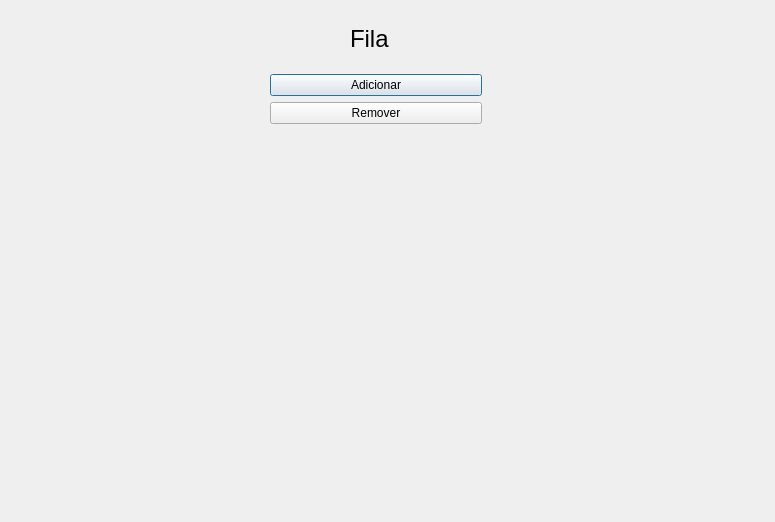
Old version of the form ProjetoMaritan/fila.ui in the repository matheuusc/ProjetoMaritan.
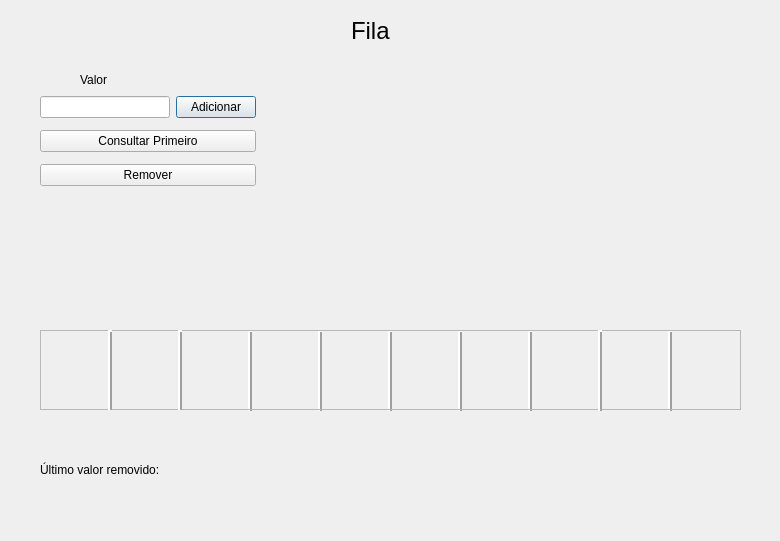
New version of the form.

Patch:
```diff
--- a/ProjetoMaritan/fila.ui
+++ b/ProjetoMaritan/fila.ui
@@ -6,52 +6,451 @@
    <rect>
     <x>0</x>
     <y>0</y>
-    <width>775</width>
-    <height>522</height>
+    <width>780</width>
+    <height>541</height>
    </rect>
   </property>
   <property name="windowTitle">
    <string>Dialog</string>
   </property>
-  <widget class="QWidget" name="gridLayoutWidget">
+  <widget class="Line" name="line_16">
    <property name="geometry">
     <rect>
-     <x>270</x>
-     <y>10</y>
-     <width>212</width>
-     <height>114</height>
+     <x>450</x>
+     <y>330</y>
+     <width>20</width>
+     <height>81</height>
     </rect>
    </property>
-   <layout class="QGridLayout" name="gridLayout">
-    <item row="2" column="0">
-     <widget class="QPushButton" name="pushButton">
+   <property name="frameShadow">
+    <enum>QFrame::Raised</enum>
+   </property>
+   <property name="lineWidth">
+    <number>2</number>
+   </property>
+   <property name="orientation">
+    <enum>Qt::Vertical</enum>
+   </property>
+  </widget>
+  <widget class="Line" name="line_7">
+   <property name="geometry">
+    <rect>
+     <x>660</x>
+     <y>330</y>
+     <width>20</width>
+     <height>81</height>
+    </rect>
+   </property>
+   <property name="frameShadow">
+    <enum>QFrame::Raised</enum>
+   </property>
+   <property name="lineWidth">
+    <number>2</number>
+   </property>
+   <property name="orientation">
+    <enum>Qt::Vertical</enum>
+   </property>
+  </widget>
+  <widget class="Line" name="line_14">
+   <property name="geometry">
+    <rect>
+     <x>310</x>
+     <y>330</y>
+     <width>20</width>
+     <height>81</height>
+    </rect>
+   </property>
+   <property name="frameShadow">
+    <enum>QFrame::Raised</enum>
+   </property>
+   <property name="lineWidth">
+    <number>2</number>
+   </property>
+   <property name="orientation">
+    <enum>Qt::Vertical</enum>
+   </property>
+  </widget>
+  <widget class="Line" name="line_15">
+   <property name="geometry">
+    <rect>
+     <x>240</x>
+     <y>330</y>
+     <width>20</width>
+     <height>81</height>
+    </rect>
+   </property>
+   <property name="frameShadow">
+    <enum>QFrame::Raised</enum>
+   </property>
+   <property name="lineWidth">
+    <number>2</number>
+   </property>
+   <property name="orientation">
+    <enum>Qt::Vertical</enum>
+   </property>
+  </widget>
+  <widget class="Line" name="line_19">
+   <property name="geometry">
+    <rect>
+     <x>520</x>
+     <y>330</y>
+     <width>20</width>
+     <height>81</height>
+    </rect>
+   </property>
+   <property name="frameShadow">
+    <enum>QFrame::Raised</enum>
+   </property>
+   <property name="lineWidth">
+    <number>2</number>
+   </property>
+   <property name="orientation">
+    <enum>Qt::Vertical</enum>
+   </property>
+  </widget>
+  <widget class="Line" name="line_17">
+   <property name="geometry">
+    <rect>
+     <x>380</x>
+     <y>330</y>
+     <width>20</width>
+     <height>81</height>
+    </rect>
+   </property>
+   <property name="frameShadow">
+    <enum>QFrame::Raised</enum>
+   </property>
+   <property name="lineWidth">
+    <number>2</number>
+   </property>
+   <property name="orientation">
+    <enum>Qt::Vertical</enum>
+   </property>
+  </widget>
+  <widget class="QFrame" name="frame">
+   <property name="geometry">
+    <rect>
+     <x>40</x>
+     <y>330</y>
+     <width>701</width>
+     <height>80</height>
+    </rect>
+   </property>
+   <property name="frameShape">
+    <enum>QFrame::StyledPanel</enum>
+   </property>
+   <property name="frameShadow">
+    <enum>QFrame::Raised</enum>
+   </property>
+   <widget class="Line" name="line_4">
+    <property name="geometry">
+     <rect>
+      <x>60</x>
+      <y>0</y>
+      <width>20</width>
+      <height>81</height>
+     </rect>
+    </property>
+    <property name="frameShadow">
+     <enum>QFrame::Raised</enum>
+    </property>
+    <property name="lineWidth">
+     <number>2</number>
+    </property>
+    <property name="orientation">
+     <enum>Qt::Vertical</enum>
+    </property>
+   </widget>
+   <widget class="Line" name="line_5">
+    <property name="geometry">
+     <rect>
+      <x>130</x>
+      <y>0</y>
+      <width>20</width>
+      <height>81</height>
+     </rect>
+    </property>
+    <property name="frameShadow">
+     <enum>QFrame::Raised</enum>
+    </property>
+    <property name="lineWidth">
+     <number>2</number>
+    </property>
+    <property name="orientation">
+     <enum>Qt::Vertical</enum>
+    </property>
+   </widget>
+   <widget class="QLabel" name="lbl_pos1">
+    <property name="geometry">
+     <rect>
+      <x>4</x>
+      <y>31</y>
+      <width>63</width>
+      <height>20</height>
+     </rect>
+    </property>
+    <property name="text">
+     <string/>
+    </property>
+   </widget>
+   <widget class="QLabel" name="lbl_pos2">
+    <property name="geometry">
+     <rect>
+      <x>75</x>
+      <y>31</y>
+      <width>63</width>
+      <height>20</height>
+     </rect>
+    </property>
+    <property name="text">
+     <string/>
+    </property>
+   </widget>
+   <widget class="QLabel" name="lbl_pos3">
+    <property name="geometry">
+     <rect>
+      <x>143</x>
+      <y>30</y>
+      <width>63</width>
+      <height>20</height>
+     </rect>
+    </property>
+    <property name="text">
+     <string/>
+    </property>
+   </widget>
+   <widget class="QLabel" name="lbl_pos4">
+    <property name="geometry">
+     <rect>
+      <x>216</x>
+      <y>32</y>
+      <width>63</width>
+      <height>20</height>
+     </rect>
+    </property>
+    <property name="text">
+     <string/>
+    </property>
+   </widget>
+   <widget class="QLabel" name="lbl_pos5">
+    <property name="geometry">
+     <rect>
+      <x>285</x>
+      <y>31</y>
+      <width>63</width>
+      <height>20</height>
+     </rect>
+    </property>
+    <property name="text">
+     <string/>
+    </property>
+   </widget>
+   <widget class="QLabel" name="lbl_pos6">
+    <property name="geometry">
+     <rect>
+      <x>355</x>
+      <y>31</y>
+      <width>63</width>
+      <height>20</height>
+     </rect>
+    </property>
+    <property name="text">
+     <string/>
+    </property>
+   </widget>
+   <widget class="QLabel" name="lbl_pos7">
+    <property name="geometry">
+     <rect>
+      <x>423</x>
+      <y>31</y>
+      <width>63</width>
+      <height>20</height>
+     </rect>
+    </property>
+    <property name="text">
+     <string/>
+    </property>
+   </widget>
+   <widget class="QLabel" name="lbl_pos8">
+    <property name="geometry">
+     <rect>
+      <x>494</x>
+      <y>31</y>
+      <width>63</width>
+      <height>20</height>
+     </rect>
+    </property>
+    <property name="text">
+     <string/>
+    </property>
+   </widget>
+   <widget class="QLabel" name="lbl_pos9">
+    <property name="geometry">
+     <rect>
+      <x>565</x>
+      <y>32</y>
+      <width>63</width>
+      <height>20</height>
+     </rect>
+    </property>
+    <property name="text">
+     <string/>
+    </property>
+   </widget>
+   <widget class="QLabel" name="lbl_pos10">
+    <property name="geometry">
+     <rect>
+      <x>634</x>
+      <y>31</y>
+      <width>63</width>
+      <height>20</height>
+     </rect>
+    </property>
+    <property name="text">
+     <string/>
+    </property>
+   </widget>
+  </widget>
+  <widget class="Line" name="line_18">
+   <property name="geometry">
+    <rect>
+     <x>590</x>
+     <y>330</y>
+     <width>20</width>
+     <height>81</height>
+    </rect>
+   </property>
+   <property name="frameShadow">
+    <enum>QFrame::Raised</enum>
+   </property>
+   <property name="lineWidth">
+    <number>2</number>
+   </property>
+   <property name="orientation">
+    <enum>Qt::Vertical</enum>
+   </property>
+  </widget>
+  <widget class="QLabel" name="label_12">
+   <property name="geometry">
+    <rect>
+     <x>300</x>
+     <y>100</y>
+     <width>440</width>
+     <height>110</height>
+    </rect>
+   </property>
+   <property name="font">
+    <font>
+     <pointsize>14</pointsize>
+    </font>
+   </property>
+   <property name="text">
+    <string/>
+   </property>
+  </widget>
+  <widget class="QLabel" name="label_13">
+   <property name="geometry">
+    <rect>
+     <x>40</x>
+     <y>460</y>
+     <width>160</width>
+     <height>20</height>
+    </rect>
+   </property>
+   <property name="text">
+    <string>Último valor removido:</string>
+   </property>
+  </widget>
+  <widget class="QLabel" name="label_14">
+   <property name="geometry">
+    <rect>
+     <x>214</x>
+     <y>440</y>
+     <width>140</width>
+     <height>70</height>
+    </rect>
+   </property>
+   <property name="font">
+    <font>
+     <pointsize>18</pointsize>
+    </font>
+   </property>
+   <property name="text">
+    <string/>
+   </property>
+  </widget>
+  <widget class="QLabel" name="label_2">
+   <property name="geometry">
+    <rect>
+     <x>80</x>
+     <y>70</y>
+     <width>63</width>
+     <height>20</height>
+    </rect>
+   </property>
+   <property name="text">
+    <string>Valor</string>
+   </property>
+  </widget>
+  <widget class="QLabel" name="label">
+   <property name="geometry">
+    <rect>
+     <x>271</x>
+     <y>11</y>
+     <width>124</width>
+     <height>40</height>
+    </rect>
+   </property>
+   <property name="font">
+    <font>
+     <pointsize>18</pointsize>
+    </font>
+   </property>
+   <property name="text">
+    <string>Fila</string>
+   </property>
+   <property name="indent">
+    <number>80</number>
+   </property>
+  </widget>
+  <widget class="QWidget" name="">
+   <property name="geometry">
+    <rect>
+     <x>40</x>
+     <y>90</y>
+     <width>216</width>
+     <height>105</height>
+    </rect>
+   </property>
+   <layout class="QVBoxLayout" name="verticalLayout">
+    <item>
+     <layout class="QHBoxLayout" name="horizontalLayout">
+      <item>
+       <widget class="QLineEdit" name="txt_add"/>
+      </item>
+      <item>
+       <widget class="QPushButton" name="btn_add">
+        <property name="text">
+         <string>Adicionar</string>
+        </property>
+       </widget>
+      </item>
+     </layout>
+    </item>
+    <item>
+     <widget class="QPushButton" name="btn_ultimo">
       <property name="text">
-       <string>Adicionar</string>
+       <string>Consultar Primeiro</string>
       </property>
      </widget>
     </item>
-    <item row="3" column="0">
-     <widget class="QPushButton" name="pushButton_2">
+    <item>
+     <widget class="QPushButton" name="btn_remove">
       <property name="text">
        <string>Remover</string>
       </property>
      </widget>
     </item>
-    <item row="1" column="0">
-     <widget class="QLabel" name="label">
-      <property name="font">
-       <font>
-        <pointsize>18</pointsize>
-       </font>
-      </property>
-      <property name="text">
-       <string>Fila</string>
-      </property>
-      <property name="indent">
-       <number>80</number>
-      </property>
-     </widget>
-    </item>
    </layout>
   </widget>
  </widget>
```
